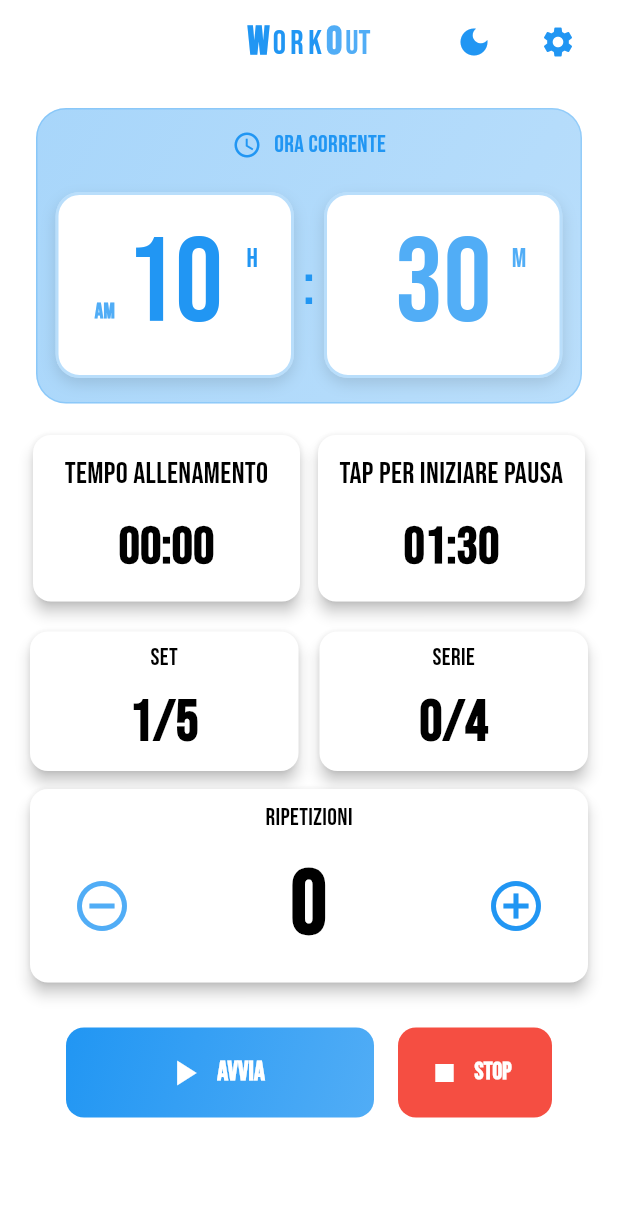
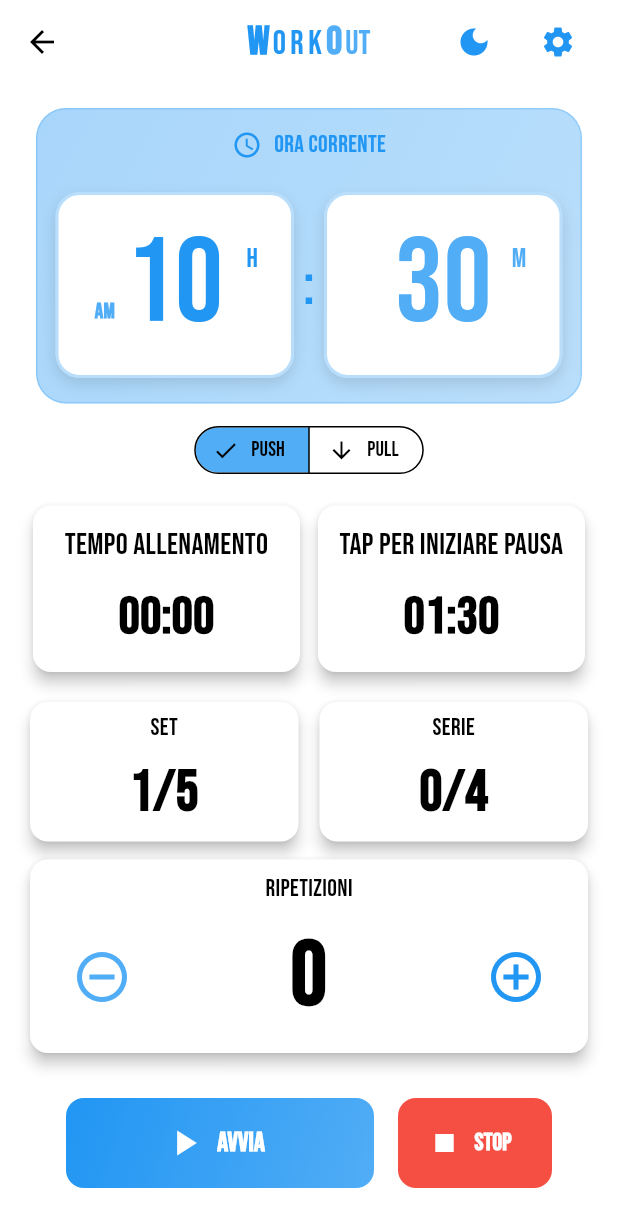
Before and after one commit to PaoloStillittano/WorkOut, a Flutter app: the WorkoutPage screen opened directly, on a phone screen of 412 x 824 dp. Shown: the top 1227 px of the screen. Run offline on Flutter 3.47's test engine with Material 3 defaults, Android fonts, the phone set to English and light mode, and no system bars; our stand-ins replace audioplayers, flutter_heatmap_calendar, hive, hive_flutter, shared_preferences, wakelock_plus; accounts and stored records are empty.

Commit message:
Add - workout history feature

```diff
--- /dev/null
+++ b/lib/features/history/data/models/workout_session.dart
@@ -0,0 +1,37 @@
+import 'package:hive/hive.dart';
+
+part 'workout_session.g.dart';
+
+@HiveType(typeId: 0)
+class WorkoutSession extends HiveObject {
+  @HiveField(0)
+  final String id;
+
+  @HiveField(1)
+  final DateTime date;
+
+  @HiveField(2)
+  final String workoutType; // "Push" or "Pull"
+
+  @HiveField(3)
+  final int durationSeconds;
+
+  @HiveField(4)
+  final int totalSets;
+
+  @HiveField(5)
+  final int totalSeries;
+
+  @HiveField(6)
+  final int totalReps;
+
+  WorkoutSession({
+    required this.id,
+    required this.date,
+    required this.workoutType,
+    required this.durationSeconds,
+    required this.totalSets,
+    required this.totalSeries,
+    required this.totalReps,
+  });
+}
--- a/lib/features/workout/views/workout_page.dart
+++ b/lib/features/workout/views/workout_page.dart
@@ -117,6 +117,32 @@
 
                       const SizedBox(height: 15),
 
+                      // Workout Type Selector
+                      SegmentedButton<String>(
+                        segments: const [
+                          ButtonSegment(
+                            value: 'Push',
+                            label: Text('Push'),
+                            icon: Icon(Icons.arrow_upward)
+                          ),
+                          ButtonSegment(
+                            value: 'Pull',
+                            label: Text('Pull'),
+                            icon: Icon(Icons.arrow_downward)
+                          ),
+                        ],
+                        selected: {viewModel.workoutType},
+                        onSelectionChanged: (Set<String> newSelection) {
+                          viewModel.setWorkoutType(newSelection.first);
+                        },
+                        style: ButtonStyle(
+                          visualDensity: VisualDensity.compact,
+                          tapTargetSize: MaterialTapTargetSize.shrinkWrap,
+                        ),
+                      ),
+
+                      const SizedBox(height: 15),
+
                       // Timer di workout e pausa
                       WorkoutTimers(
                         workoutSeconds: viewModel.workoutSeconds,
```
Also changed, not shown: lib/features/history/data/repositories/history_repository.dart (added, +28 -0 lines), lib/features/history/viewmodels/history_viewmodel.dart (added, +68 -0 lines), lib/features/history/views/history_page.dart (added, +145 -0 lines), lib/features/workout/viewmodels/workout_viewmodel.dart (+27 -0 lines), lib/main.dart (+10 -1 lines), lib/main_screen.dart (added, +51 -0 lines), pubspec.yaml (+8 -2 lines), lib/features/history/data/models/workout_session.g.dart (added), pubspec.lock, 1 other file.
